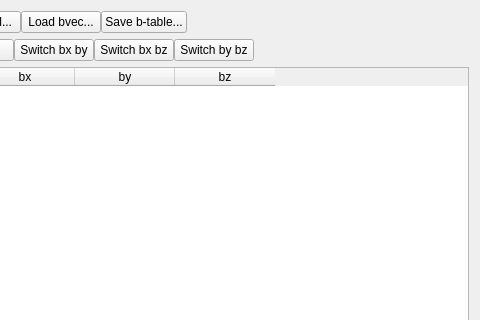
Old version of the form dicom/dicom_parser.ui in the repository frankyeh/DSI-Studio; both pictures show x 237 to 717 and y 0 to 320 of the 717 by 478 pixel window.
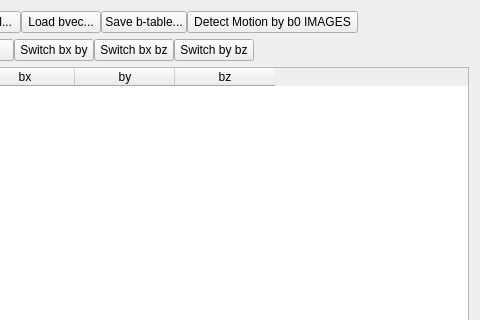
New version of the form.

Commit message: [SRC] roll back motion detection using multiple b0

Diff of the .ui file:
```diff
--- a/dicom/dicom_parser.ui
+++ b/dicom/dicom_parser.ui
@@ -70,6 +70,19 @@
          </property>
         </widget>
        </item>
+       <item>
+        <widget class="QToolButton" name="detect_motion">
+         <property name="sizePolicy">
+          <sizepolicy hsizetype="Preferred" vsizetype="Preferred">
+           <horstretch>0</horstretch>
+           <verstretch>0</verstretch>
+          </sizepolicy>
+         </property>
+         <property name="text">
+          <string>Detect Motion by b0 IMAGES</string>
+         </property>
+        </widget>
+       </item>
        <item>
         <spacer name="horizontalSpacer_2">
          <property name="orientation">
```
The commit also changes 3 other files.
